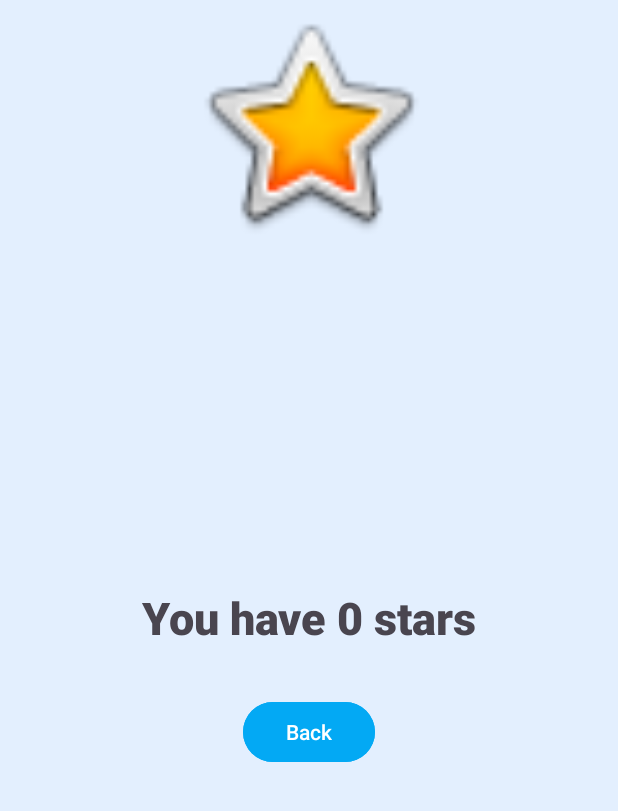
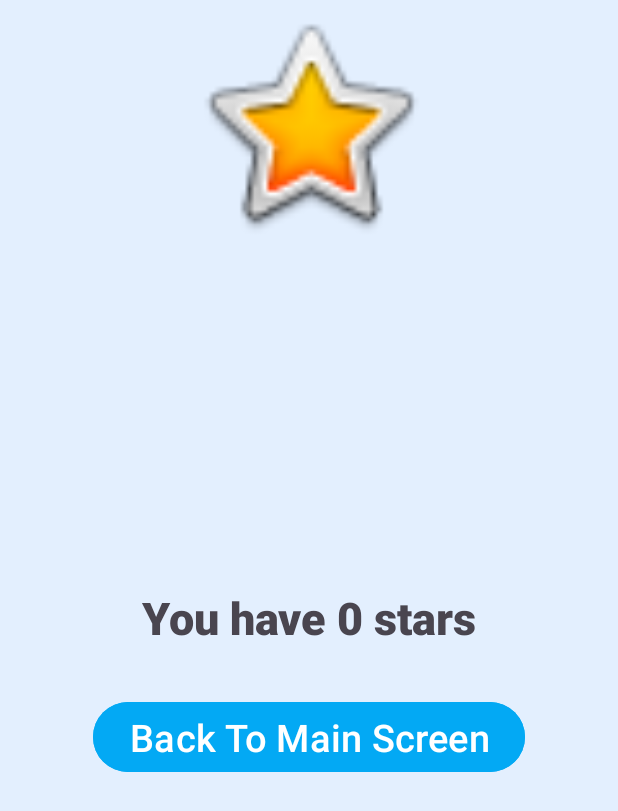
Before and after one commit to PallaviRao1113/WordSearchApplication_MobileAppDev, an Android app: the CheckPointsActivity screen opened directly, with no data from a screen before it, on a phone screen of 412 x 824 dp. Shown: the top 811 px of the screen. Run offline under Robolectric (Android 15) with nearby library versions, the phone set to English and light mode, and no system bars; Roboto replaces fonts that are not available here.

Commit message:
Update activity_check_points.xml

```diff
--- a/app/src/main/res/layout/activity_check_points.xml
+++ b/app/src/main/res/layout/activity_check_points.xml
@@ -25,7 +25,8 @@
         android:layout_centerHorizontal="true"
         android:layout_marginTop="32dp"
         android:backgroundTint="#03A9F4"
-        android:text="Back" />
+        android:text="Back To Main Screen"
+        android:textSize="25sp"/>
 
     <ImageView
         android:id="@+id/imageView"
```
